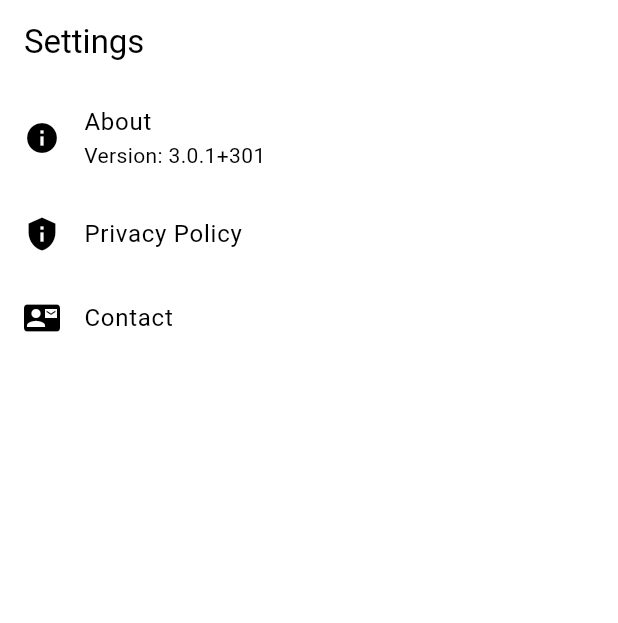
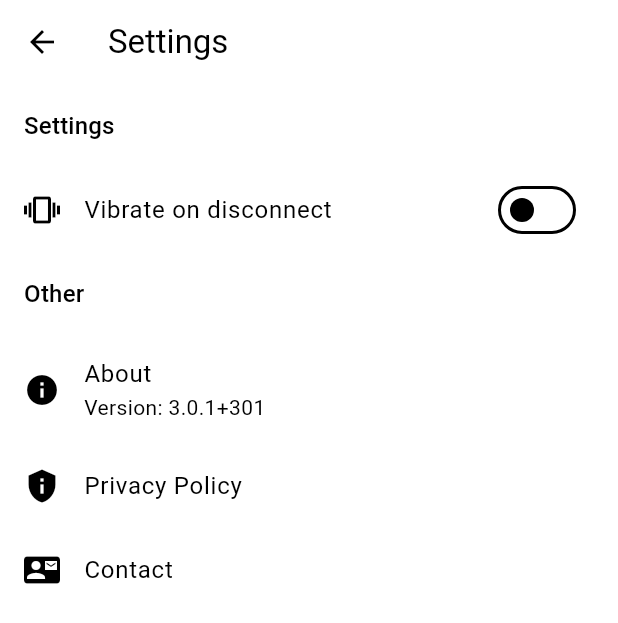
Before and after one commit to reedu-reengineering-education/sensebox-bike-flutter, a Flutter app: the SettingsScreen screen opened directly, on a phone screen of 412 x 824 dp. Shown: the top 623 px of the screen. Run offline on Flutter 3.47's test engine with Material 3 defaults, Android fonts, the phone set to English and light mode, and no system bars; our stand-ins replace cached_network_image, csv, device_info_plus, fl_chart, flutter_blue_plus, flutter_dotenv and 8 more; missing offline and left inert: google_polyline_algorithm, mapbox_maps_flutter, turf; accounts and stored records are empty; generated files the repository leaves out were written again.

Commit message:
feat: update theme

```diff
--- /dev/null
+++ b/lib/blocs/settings_bloc.dart
@@ -0,0 +1,53 @@
+import 'dart:async';
+import 'package:flutter/material.dart';
+import 'package:shared_preferences/shared_preferences.dart';
+
+class SettingsBloc with ChangeNotifier {
+  // StreamController to manage settings updates
+  final StreamController<bool> _vibrateOnDisconnectController =
+      StreamController<bool>.broadcast();
+
+  bool _vibrateOnDisconnect = false;
+
+  SettingsBloc() {
+    _loadSettings();
+  }
+
+  // Getter for the current "Vibrate on disconnect" value
+  bool get vibrateOnDisconnect => _vibrateOnDisconnect;
+
+  // Stream for vibrateOnDisconnect updates
+  Stream<bool> get vibrateOnDisconnectStream =>
+      _vibrateOnDisconnectController.stream;
+
+  // Load settings from Shared Preferences
+  Future<void> _loadSettings() async {
+    SharedPreferences prefs = await SharedPreferences.getInstance();
+    _vibrateOnDisconnect = prefs.getBool('vibrateOnDisconnect') ?? false;
+
+    // Emit the value to the stream
+    _vibrateOnDisconnectController.add(_vibrateOnDisconnect);
+
+    notifyListeners();
+  }
+
+  // Toggle the "Vibrate on disconnect" setting and save it
+  Future<void> toggleVibrateOnDisconnect(bool value) async {
+    _vibrateOnDisconnect = value;
+
+    SharedPreferences prefs = await SharedPreferences.getInstance();
+    await prefs.setBool('vibrateOnDisconnect', value);
+
+    // Emit the new value to the stream
+    _vibrateOnDisconnectController.add(_vibrateOnDisconnect);
+
+    notifyListeners();
+  }
+
+  // Dispose the StreamController when no longer needed
+  @override
+  void dispose() {
+    _vibrateOnDisconnectController.close();
+    super.dispose();
+  }
+}
--- a/lib/ui/screens/settings_screen.dart
+++ b/lib/ui/screens/settings_screen.dart
@@ -1,5 +1,7 @@
 import 'package:flutter/material.dart';
 import 'package:package_info_plus/package_info_plus.dart';
+import 'package:provider/provider.dart';
+import 'package:sensebox_bike/blocs/settings_bloc.dart';
 import 'package:url_launcher/url_launcher.dart';
 
 class SettingsScreen extends StatelessWidget {
@@ -7,12 +9,47 @@ class SettingsScreen extends StatelessWidget {
 
   @override
   Widget build(BuildContext context) {
+    final settingsBloc = Provider.of<SettingsBloc>(context);
+
     return Scaffold(
       appBar: AppBar(
         title: const Text('Settings'),
       ),
       body: ListView(
         children: <Widget>[
+          // Settings Section
+          Padding(
+            padding: const EdgeInsets.all(16.0),
+            child: Text(
+              'Settings',
+              style: Theme.of(context).textTheme.titleMedium,
+            ),
+          ),
+          StreamBuilder<bool>(
+            stream: settingsBloc.vibrateOnDisconnectStream,
+            initialData: settingsBloc.vibrateOnDisconnect,
+            builder: (context, snapshot) {
+              return ListTile(
+                leading: const Icon(Icons.vibration),
+                title: const Text('Vibrate on disconnect'),
+                trailing: Switch(
+                  value: snapshot.data ?? false,
+                  onChanged: (value) {
+                    settingsBloc.toggleVibrateOnDisconnect(value);
+                  },
+                ),
+              );
+            },
+          ),
+
+          // Other Section
+          Padding(
+            padding: const EdgeInsets.all(16.0),
+            child: Text(
+              'Other',
+              style: Theme.of(context).textTheme.titleMedium,
+            ),
+          ),
           ListTile(
             leading: const Icon(Icons.info),
             title: const Text('About'),
@@ -25,7 +62,8 @@ class SettingsScreen extends StatelessWidget {
                 } else {
                   return const Text('Loading...');
                 }
-                }),
+              },
+            ),
           ),
           ListTile(
             leading: const Icon(Icons.privacy_tip),
@@ -48,9 +86,3 @@ class SettingsScreen extends StatelessWidget {
     );
   }
 }
-
-void main() {
-  runApp(const MaterialApp(
-    home: SettingsScreen(),
-  ));
-}
--- a/lib/ui/widgets/opensensemap/login.dart
+++ b/lib/ui/widgets/opensensemap/login.dart
@@ -39,7 +39,7 @@ class _LoginFormState extends State<LoginForm> {
                 controller: emailController,
                 decoration: const InputDecoration(
                   labelText: 'Email',
-                  border: UnderlineInputBorder(),
+                  // No border
                 ),
                 keyboardType: TextInputType.emailAddress,
                 validator: (value) {
@@ -57,7 +57,6 @@ class _LoginFormState extends State<LoginForm> {
                 controller: passwordController,
                 decoration: const InputDecoration(
                   labelText: 'Password',
-                  border: UnderlineInputBorder(),
                 ),
                 obscureText: true,
                 validator: (value) {
--- a/lib/ui/widgets/opensensemap/register.dart
+++ b/lib/ui/widgets/opensensemap/register.dart
@@ -44,7 +44,6 @@ class _RegisterFormState extends State<RegisterForm> {
                 controller: nameController,
                 decoration: const InputDecoration(
                   labelText: 'Name',
-                  border: UnderlineInputBorder(),
                 ),
               ),
               const SizedBox(height: 16),
@@ -52,7 +51,6 @@ class _RegisterFormState extends State<RegisterForm> {
                 controller: emailController,
                 decoration: const InputDecoration(
                   labelText: 'Email',
-                  border: UnderlineInputBorder(),
                 ),
                 keyboardType: TextInputType.emailAddress,
                 validator: (value) {
@@ -70,7 +68,6 @@ class _RegisterFormState extends State<RegisterForm> {
                 controller: passwordController,
                 decoration: const InputDecoration(
                   labelText: 'Password',
-                  border: UnderlineInputBorder(),
                 ),
                 obscureText: true,
                 validator: (value) {
@@ -88,7 +85,6 @@ class _RegisterFormState extends State<RegisterForm> {
                 controller: confirmPasswordController,
                 decoration: const InputDecoration(
                   labelText: 'Confirm Password',
-                  border: UnderlineInputBorder(),
                 ),
                 obscureText: true,
                 validator: (value) {
--- a/lib/ui/widgets/track/track_list_item.dart
+++ b/lib/ui/widgets/track/track_list_item.dart
@@ -15,7 +15,7 @@ class TrackListItem extends StatelessWidget {
   String buildStaticMapboxUrl(BuildContext context) {
     bool isDarkMode = Theme.of(context).brightness == Brightness.dark;
 
-    String style = isDarkMode ? 'dark-v11' : 'streets-v12';
+    String style = isDarkMode ? 'dark-v11' : 'light-v11';
     String lineColor = isDarkMode ? 'fff' : '111';
     String polyline = Uri.encodeComponent(track.encodedPolyline);
 
```
Also changed, not shown: lib/main.dart (+35 -1 lines), lib/ui/screens/home_screen.dart (+32 -11 lines). Lines whose indentation alone changed are shown as unchanged.
